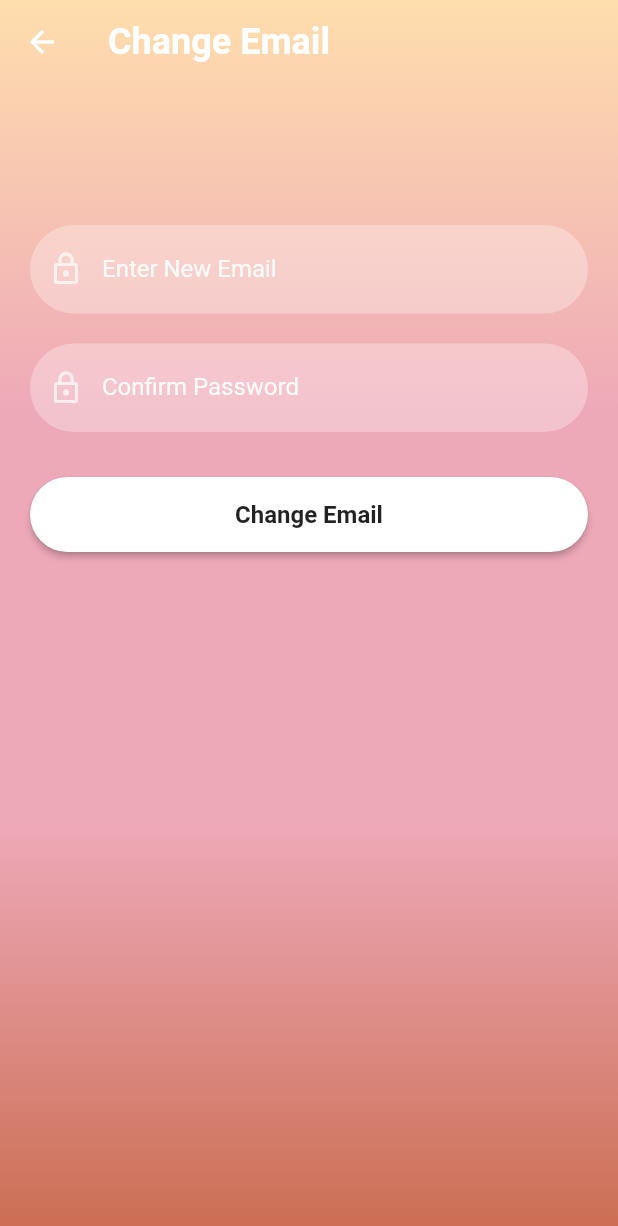
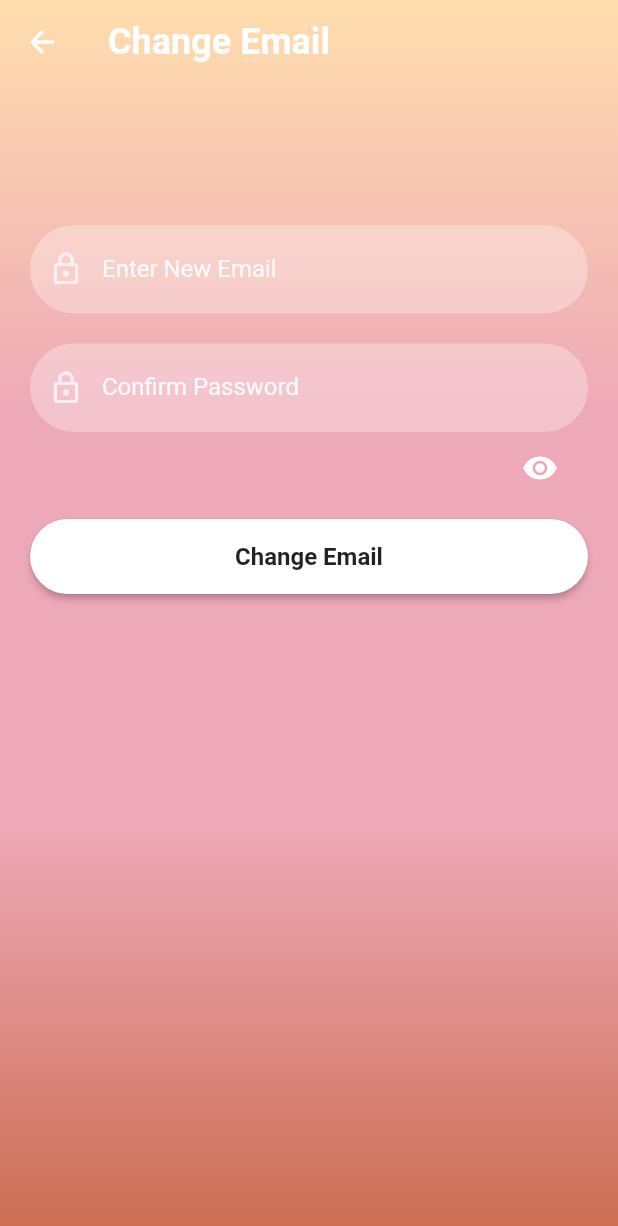
Before and after one commit to anf38/cookies, a Flutter app: the SettingsPage screen opened directly, after a tap on "Change Email", on a phone screen of 412 x 824 dp. Shown: the top 1226 px of the screen. Run offline on Flutter 3.47's test engine with Material 2 defaults, Android fonts, the phone set to English and light mode, and no system bars; our stand-ins replace auto_size_text, firebase_auth, firebase_core, firebase_database; accounts and stored records are empty.

Commit message:
can toggle hidden passwords

```diff
--- a/lib/screens/settings/changeEmail.dart
+++ b/lib/screens/settings/changeEmail.dart
@@ -36,6 +36,13 @@ class _changeEmailState extends State<changeEmail> {
     );
   }
 
+  bool _obscureText = true;
+  void _toggle() {
+    setState(() {
+      _obscureText = !_obscureText;
+    });
+  }
+
   @override
   Widget build(BuildContext context) {
     return Scaffold(
@@ -64,12 +71,23 @@ class _changeEmailState extends State<changeEmail> {
             child: Column(
               children: <Widget>[
                 const SizedBox(height: 30),
-                reusableTextField(
-                    "Enter New Email", Icons.lock_outline, false, newEmail),
+                reusableTextField("Enter New Email", Icons.lock_outline, _obscureText, newEmail),
                 const SizedBox(height: 20),
-                reusableTextField("Confirm Password", Icons.lock_outline, true,
-                    confirmPassword),
-                const SizedBox(height: 20),
+                reusableTextField("Confirm Password", Icons.lock_outline, _obscureText, confirmPassword),
+                Row(
+                  mainAxisAlignment: MainAxisAlignment.end,
+                  children: [
+                    const Spacer(),
+                    TextButton(
+                      onPressed: _toggle,
+                      child: Icon(
+                        _obscureText ? Icons.visibility : Icons.visibility_off,
+                        color: Colors.white,
+                      ),
+                    ),
+                  ],
+                ),
+
                 signInSignUpButton("Change Email", context, () async {
                   final user = FirebaseAuth.instance.currentUser;
                   final cred = EmailAuthProvider.credential(
--- a/lib/screens/settings_screen.dart
+++ b/lib/screens/settings_screen.dart
@@ -11,6 +11,7 @@ class SettingsPage extends StatefulWidget {
 }
 
 class _SettingsPageState extends State<SettingsPage> {
+  bool isSwitched = false;
   @override
   Widget build(BuildContext context) {
     return Scaffold(
@@ -183,11 +184,18 @@ class _SettingsPageState extends State<SettingsPage> {
                   fontSize: 30,
                 ),
               ),
-              trailing: const Icon(
-                Icons.arrow_forward_ios_outlined,
-                color: Color.fromARGB(255, 112, 63, 63),
-                size: 25,
-              ),
+              trailing: Switch(
+      value: isSwitched,
+      onChanged: (value) {
+        setState(() {
+          isSwitched = value;
+          if (isSwitched) {
+            print("Hello World");
+          }
+        });
+      },
+      activeColor: const Color.fromARGB(255, 112, 63, 63),
+    ),
               onTap: () {
                 setState(() {});
               },
```
Also changed, not shown: lib/app_bar.dart (+5 -3 lines), lib/screens/signin_screen.dart (+22 -3 lines), lib/screens/signup_screen.dart (+22 -3 lines), lib/utils/color_utils.dart (+14 -0 lines).
